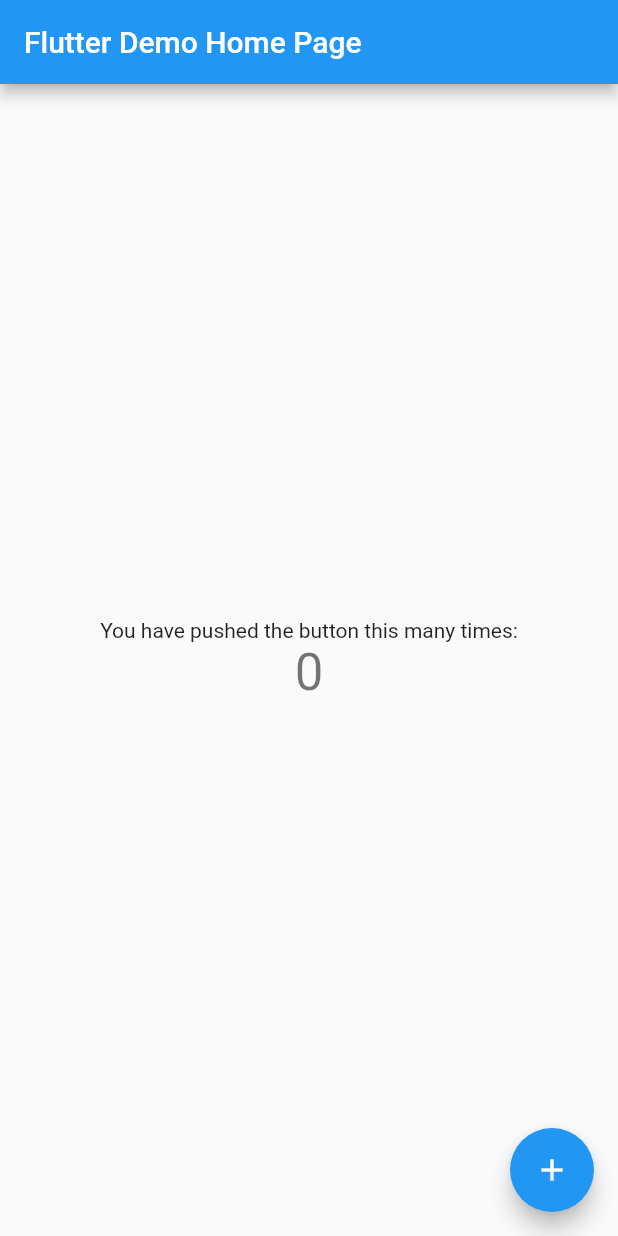
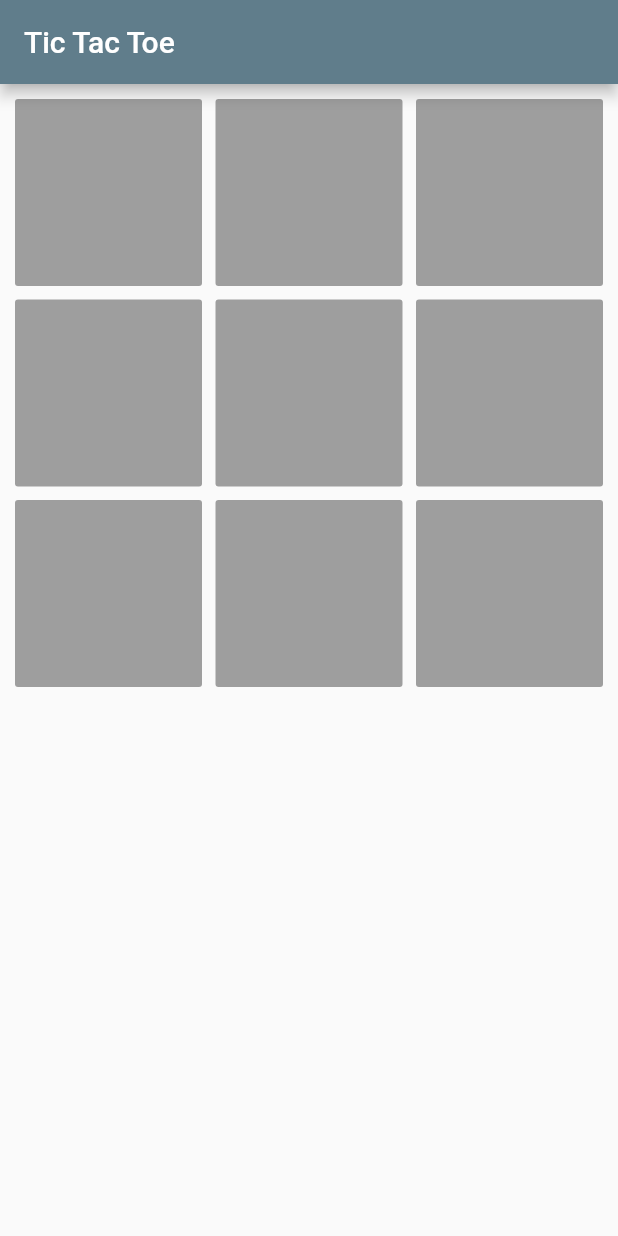
Before and after one commit to PIut0/Flutter_FirstApp, a Flutter app: the screen it shows after launch, on a phone screen of 412 x 824 dp. Run offline on Flutter 3.47's test engine with Material 2 defaults, Android fonts, the phone set to English and light mode, and no system bars.

```diff
--- /dev/null
+++ b/lib/game_button.dart
@@ -0,0 +1,11 @@
+import 'package:flutter/material.dart';
+
+class GameButton{
+  final id;
+  String text;
+
+  Color bg;
+  bool enabled;
+
+  GameButton({this.id, this.text="",this.bg=Colors.grey, this.enabled=true});
+}
--- /dev/null
+++ b/lib/home_page.dart
@@ -0,0 +1,67 @@
+import 'package:flutter/material.dart';
+
+import 'game_button.dart';
+
+class HomePage extends StatefulWidget {
+  @override
+  _HomePageState createState() => _HomePageState();
+}
+
+class _HomePageState extends State<HomePage> {
+  List<GameButton> buttonsList;
+
+  @override
+  void initState(){
+    super.initState();
+    buttonsList = doInit();
+  }
+
+  List<GameButton> doInit(){
+    var gameButtons = <GameButton>[
+      new GameButton(id: 1),
+      new GameButton(id: 2),
+      new GameButton(id: 3),
+      new GameButton(id: 4),
+      new GameButton(id: 5),
+      new GameButton(id: 6),
+      new GameButton(id: 7),
+      new GameButton(id: 8),
+      new GameButton(id: 9),
+    ];
+    return gameButtons;
+  }
+
+  @override
+  Widget build(BuildContext context) {
+    return Scaffold(
+      appBar: AppBar(
+        title: Text("Tic Tac Toe"),
+      ),
+      body: GridView.builder(
+        padding: const EdgeInsets.all(10.0),
+        gridDelegate: new SliverGridDelegateWithFixedCrossAxisCount(
+          crossAxisCount: 3,
+          childAspectRatio: 1.0,
+          crossAxisSpacing: 9.0,
+          mainAxisSpacing: 9.0,
+        ),
+        itemCount: buttonsList.length,
+        itemBuilder: (context,i) => new SizedBox(
+          width: 100.0,
+          height: 100.0,
+          child: new RaisedButton(
+            padding: const EdgeInsets.all(8.0),
+            onPressed: null,
+            child: new Text(
+              buttonsList[i].text,
+              style: TextStyle(color: Colors.white, fontSize: 20.0),
+            ),
+            color: buttonsList[i].bg,
+            disabledColor: buttonsList[i].bg,
+          )
+        ),
+
+      ),
+    );
+  }
+}
--- a/lib/main.dart
+++ b/lib/main.dart
@@ -1,111 +1,17 @@
 import 'package:flutter/material.dart';
 
-void main() => runApp(MyApp());
+import 'home_page.dart';
+
+void main()=> runApp(MyApp());
 
 class MyApp extends StatelessWidget {
-  // This widget is the root of your application.
   @override
   Widget build(BuildContext context) {
     return MaterialApp(
-      title: 'Flutter Demo',
       theme: ThemeData(
-        // This is the theme of your application.
-        //
-        // Try running your application with "flutter run". You'll see the
-        // application has a blue toolbar. Then, without quitting the app, try
-        // changing the primarySwatch below to Colors.green and then invoke
-        // "hot reload" (press "r" in the console where you ran "flutter run",
-        // or simply save your changes to "hot reload" in a Flutter IDE).
-        // Notice that the counter didn't reset back to zero; the application
-        // is not restarted.
-        primarySwatch: Colors.blue,
+        primaryColor: Colors.blueGrey,
       ),
-      home: MyHomePage(title: 'Flutter Demo Home Page'),
+      home: HomePage(),
     );
   }
 }
-
-class MyHomePage extends StatefulWidget {
-  MyHomePage({Key key, this.title}) : super(key: key);
-
-  // This widget is the home page of your application. It is stateful, meaning
-  // that it has a State object (defined below) that contains fields that affect
-  // how it looks.
-
-  // This class is the configuration for the state. It holds the values (in this
-  // case the title) provided by the parent (in this case the App widget) and
-  // used by the build method of the State. Fields in a Widget subclass are
-  // always marked "final".
-
-  final String title;
-
-  @override
-  _MyHomePageState createState() => _MyHomePageState();
-}
-
-class _MyHomePageState extends State<MyHomePage> {
-  int _counter = 0;
-
-  void _incrementCounter() {
-    setState(() {
-      // This call to setState tells the Flutter framework that something has
-      // changed in this State, which causes it to rerun the build method below
-      // so that the display can reflect the updated values. If we changed
-      // _counter without calling setState(), then the build method would not be
-      // called again, and so nothing would appear to happen.
-      _counter++;
-    });
-  }
-
-  @override
-  Widget build(BuildContext context) {
-    // This method is rerun every time setState is called, for instance as done
-    // by the _incrementCounter method above.
-    //
-    // The Flutter framework has been optimized to make rerunning build methods
-    // fast, so that you can just rebuild anything that needs updating rather
-    // than having to individually change instances of widgets.
-    return Scaffold(
-      appBar: AppBar(
-        // Here we take the value from the MyHomePage object that was created by
-        // the App.build method, and use it to set our appbar title.
-        title: Text(widget.title),
-      ),
-      body: Center(
-        // Center is a layout widget. It takes a single child and positions it
-        // in the middle of the parent.
-        child: Column(
-          // Column is also layout widget. It takes a list of children and
-          // arranges them vertically. By default, it sizes itself to fit its
-          // children horizontally, and tries to be as tall as its parent.
-          //
-          // Invoke "debug painting" (press "p" in the console, choose the
-          // "Toggle Debug Paint" action from the Flutter Inspector in Android
-          // Studio, or the "Toggle Debug Paint" command in Visual Studio Code)
-          // to see the wireframe for each widget.
-          //
-          // Column has various properties to control how it sizes itself and
-          // how it positions its children. Here we use mainAxisAlignment to
-          // center the children vertically; the main axis here is the vertical
-          // axis because Columns are vertical (the cross axis would be
-          // horizontal).
-          mainAxisAlignment: MainAxisAlignment.center,
-          children: <Widget>[
-            Text(
-              'You have pushed the button this many times:',
-            ),
-            Text(
-              '$_counter',
-              style: Theme.of(context).textTheme.display1,
-            ),
-          ],
-        ),
-      ),
-      floatingActionButton: FloatingActionButton(
-        onPressed: _incrementCounter,
-        tooltip: 'Increment',
-        child: Icon(Icons.add),
-      ), // This trailing comma makes auto-formatting nicer for build methods.
-    );
-  }
-}
```
